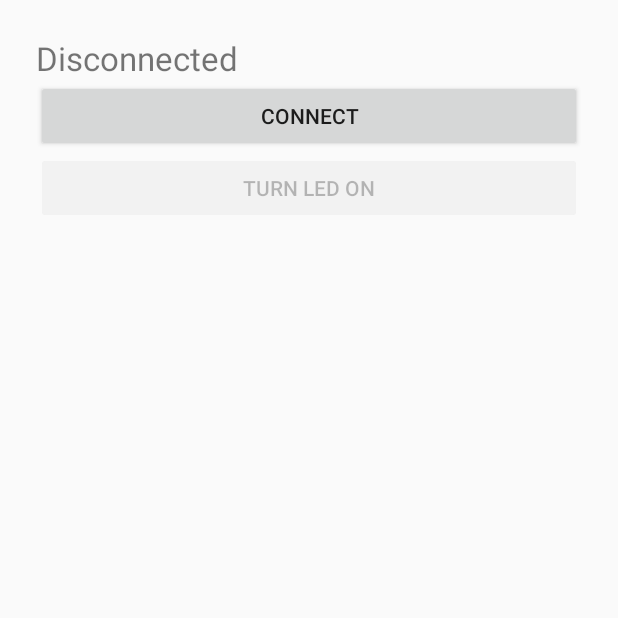
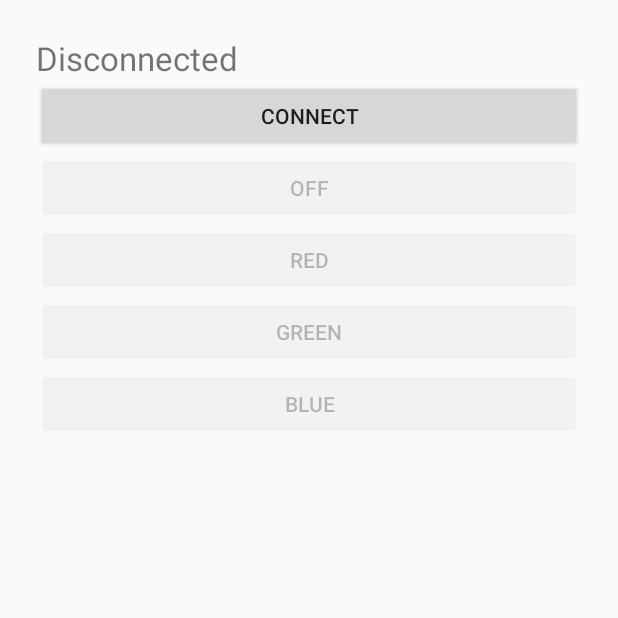
Before and after one commit to Fancychicken99/ESP32ProjectDS3870, an Android app: the screen it shows after launch (MainActivity), on a phone screen of 412 x 824 dp, the top half of it. Run offline under Robolectric (Android 15) with nearby library versions, the phone set to English and light mode, and no system bars.

Commit message:
Add BLE LED color controls

```diff
--- a/android/app/src/main/java/edu/ds3870/led/MainActivity.java
+++ b/android/app/src/main/java/edu/ds3870/led/MainActivity.java
@@ -48,8 +48,29 @@ public class MainActivity extends Activity {
     private BluetoothGattCharacteristic led;
     private TextView status;
     private Button connect;
-    private Button toggle;
-    private boolean ledOn;
+    private enum LedColor {
+        OFF(0, "Off"), RED(1, "Red"), GREEN(2, "Green"), BLUE(3, "Blue");
+
+        final byte code;
+        final String label;
+
+        LedColor(int code, String label) {
+            this.code = (byte) code;
+            this.label = label;
+        }
+
+        static LedColor fromCode(byte code) {
+            for (LedColor color : values()) {
+                if (color.code == code) {
+                    return color;
+                }
+            }
+            return null;
+        }
+    }
+
+    private final Button[] colorButtons = new Button[LedColor.values().length];
+    private LedColor pendingColor;
 
     @Override
     protected void onCreate(Bundle savedInstanceState) {
@@ -61,10 +82,16 @@ public class MainActivity extends Activity {
         status = new TextView(this);
         status.setTextSize(22);
         connect = new Button(this);
-        toggle = new Button(this);
+
         layout.addView(status);
         layout.addView(connect);
-        layout.addView(toggle);
+        for (LedColor color : LedColor.values()) {
+            Button button = new Button(this);
+            button.setText(color.label);
+            button.setOnClickListener(view -> writeLed(color));
+            colorButtons[color.ordinal()] = button;
+            layout.addView(button);
+        }
         setContentView(layout);
         connect.setOnClickListener(view -> {
             if (gatt != null) {
@@ -73,7 +100,6 @@ public class MainActivity extends Activity {
                 connectToBoard();
             }
         });
-        toggle.setOnClickListener(view -> writeLed());
         reset("Disconnected");
     }
 
@@ -222,27 +248,36 @@ public class MainActivity extends Activity {
             if (gatt != connection) {
                 return;
             }
-            if (result != BluetoothGatt.GATT_SUCCESS || value == null || value.length != 1
-                    || (value[0] != 0 && value[0] != 1)) {
+            LedColor actual = value != null && value.length == 1
+                    ? LedColor.fromCode(value[0]) : null;
+            if (result != BluetoothGatt.GATT_SUCCESS || actual == null) {
                 reset("Could not read the LED state.");
                 return;
             }
             main.removeCallbacks(connectTimeout);
             main.removeCallbacks(updateTimeout);
-            ledOn = value[0] == 1;
-            status.setText(ledOn ? "Connected · LED on" : "Connected · LED off");
+            boolean matched = pendingColor == null || pendingColor == actual;
+            pendingColor = null;
+            status.setText("Connected · LED " + actual.label
+                    + (matched ? "" : " · Color change not applied"));
             connect.setText("Disconnect");
             connect.setEnabled(true);
-            toggle.setText(ledOn ? "Turn LED off" : "Turn LED on");
-            toggle.setEnabled(true);
+            setColorsEnabled(true);
         });
     }
 
+    private void setColorsEnabled(boolean enabled) {
+        for (Button button : colorButtons) {
+            button.setEnabled(enabled);
+        }
+    }
+
     @SuppressWarnings("deprecation")
-    private void writeLed() {
-        byte[] value = {(byte) (ledOn ? 0 : 1)};
+    private void writeLed(LedColor color) {
+        pendingColor = color;
+        byte[] value = {color.code};
         status.setText("Updating LED…");
-        toggle.setEnabled(false);
+        setColorsEnabled(false);
         main.postDelayed(updateTimeout, 8000);
         boolean started;
         if (Build.VERSION.SDK_INT >= 33) {
@@ -281,8 +316,8 @@ public class MainActivity extends Activity {
         status.setText(message);
         connect.setText("Connect");
         connect.setEnabled(true);
-        toggle.setText("Turn LED on");
-        toggle.setEnabled(false);
+        pendingColor = null;
+        setColorsEnabled(false);
     }
 
     @Override
```
Also changed, not shown: 2 other files.
